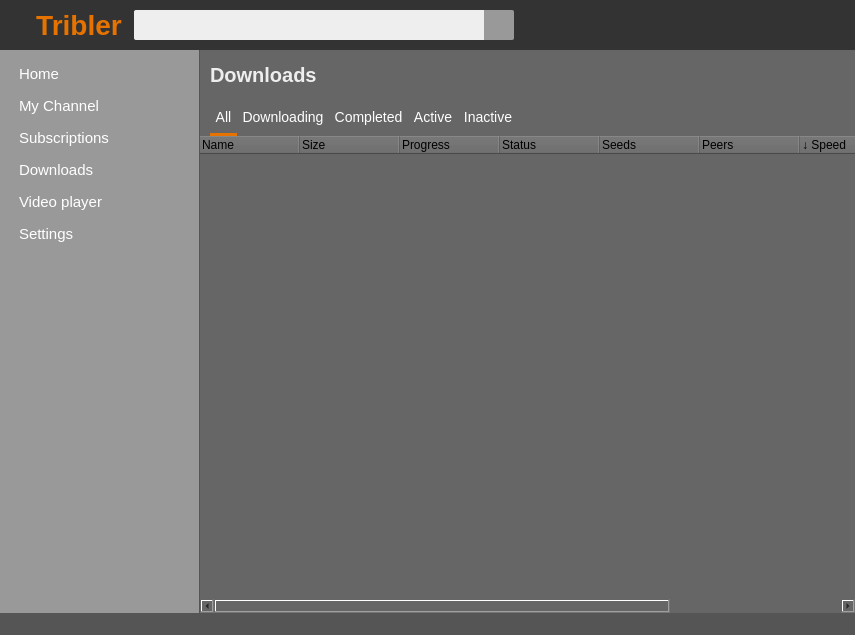
Old version of the form TriblerGUI/qt_resources/mainwindow.ui in the repository devos50/TriblerGUI.
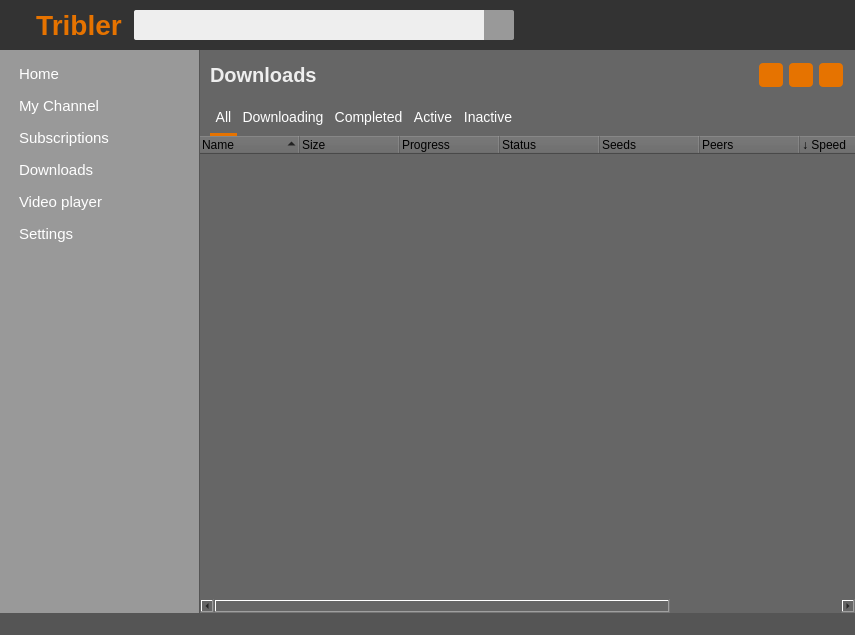
New version of the form. The open tabs and pages were chosen to show the change. Icons and pictures are not drawn. Custom widgets are drawn as their Qt base class.

Commit message: Improved the downloads screen

```diff
--- a/TriblerGUI/qt_resources/mainwindow.ui
+++ b/TriblerGUI/qt_resources/mainwindow.ui
@@ -5096,6 +5096,165 @@
                </property>
               </widget>
              </item>
+             <item>
+              <widget class="QToolButton" name="toolButton_8">
+               <property name="minimumSize">
+                <size>
+                 <width>24</width>
+                 <height>24</height>
+                </size>
+               </property>
+               <property name="maximumSize">
+                <size>
+                 <width>24</width>
+                 <height>24</height>
+                </size>
+               </property>
+               <property name="cursor">
+                <cursorShape>PointingHandCursor</cursorShape>
+               </property>
+               <property name="styleSheet">
+                <string notr="true">border: none;
+background-color: #e67300;
+border-radius: 4px;</string>
+               </property>
+               <property name="text">
+                <string/>
+               </property>
+               <property name="icon">
+                <iconset>
+                 <normaloff>../images/play.png</normaloff>../images/play.png</iconset>
+               </property>
+               <property name="iconSize">
+                <size>
+                 <width>16</width>
+                 <height>16</height>
+                </size>
+               </property>
+              </widget>
+             </item>
+             <item>
+              <spacer name="horizontalSpacer_41">
+               <property name="orientation">
+                <enum>Qt::Horizontal</enum>
+               </property>
+               <property name="sizeType">
+                <enum>QSizePolicy::Fixed</enum>
+               </property>
+               <property name="sizeHint" stdset="0">
+                <size>
+                 <width>6</width>
+                 <height>20</height>
+                </size>
+               </property>
+              </spacer>
+             </item>
+             <item>
+              <widget class="QToolButton" name="toolButton_7">
+               <property name="minimumSize">
+                <size>
+                 <width>24</width>
+                 <height>24</height>
+                </size>
+               </property>
+               <property name="maximumSize">
+                <size>
+                 <width>24</width>
+                 <height>24</height>
+                </size>
+               </property>
+               <property name="cursor">
+                <cursorShape>PointingHandCursor</cursorShape>
+               </property>
+               <property name="styleSheet">
+                <string notr="true">border: none;
+background-color: #e67300;
+border-radius: 4px;</string>
+               </property>
+               <property name="text">
+                <string/>
+               </property>
+               <property name="icon">
+                <iconset>
+                 <normaloff>../images/stop.png</normaloff>../images/stop.png</iconset>
+               </property>
+               <property name="iconSize">
+                <size>
+                 <width>14</width>
+                 <height>14</height>
+                </size>
+               </property>
+              </widget>
+             </item>
+             <item>
+              <spacer name="horizontalSpacer_40">
+               <property name="orientation">
+                <enum>Qt::Horizontal</enum>
+               </property>
+               <property name="sizeType">
+                <enum>QSizePolicy::Fixed</enum>
+               </property>
+               <property name="sizeHint" stdset="0">
+                <size>
+                 <width>6</width>
+                 <height>20</height>
+                </size>
+               </property>
+              </spacer>
+             </item>
+             <item>
+              <widget class="QToolButton" name="toolButton_6">
+               <property name="minimumSize">
+                <size>
+                 <width>24</width>
+                 <height>24</height>
+                </size>
+               </property>
+               <property name="maximumSize">
+                <size>
+                 <width>24</width>
+                 <height>24</height>
+                </size>
+               </property>
+               <property name="cursor">
+                <cursorShape>PointingHandCursor</cursorShape>
+               </property>
+               <property name="styleSheet">
+                <string notr="true">border: none;
+background-color: #e67300;
+border-radius: 4px;</string>
+               </property>
+               <property name="text">
+                <string/>
+               </property>
+               <property name="icon">
+                <iconset>
+                 <normaloff>../images/delete.png</normaloff>../images/delete.png</iconset>
+               </property>
+               <property name="iconSize">
+                <size>
+                 <width>14</width>
+                 <height>14</height>
+                </size>
+               </property>
+              </widget>
+             </item>
+             <item>
+              <spacer name="horizontalSpacer_39">
+               <property name="orientation">
+                <enum>Qt::Horizontal</enum>
+               </property>
+               <property name="sizeType">
+                <enum>QSizePolicy::Fixed</enum>
+               </property>
+               <property name="sizeHint" stdset="0">
+                <size>
+                 <width>12</width>
+                 <height>20</height>
+                </size>
+               </property>
+              </spacer>
+             </item>
             </layout>
            </widget>
           </item>
@@ -5346,12 +5505,21 @@
 }
 </string>
             </property>
+            <property name="sizeAdjustPolicy">
+             <enum>QAbstractScrollArea::AdjustToContents</enum>
+            </property>
             <property name="alternatingRowColors">
              <bool>true</bool>
             </property>
             <property name="indentation">
              <number>0</number>
             </property>
+            <property name="uniformRowHeights">
+             <bool>true</bool>
+            </property>
+            <property name="sortingEnabled">
+             <bool>true</bool>
+            </property>
             <column>
              <property name="text">
               <string>Name</string>
```
Left out of the diff: 8 changed lines with no effect on the pictures. The commit also changes 7 other files.
